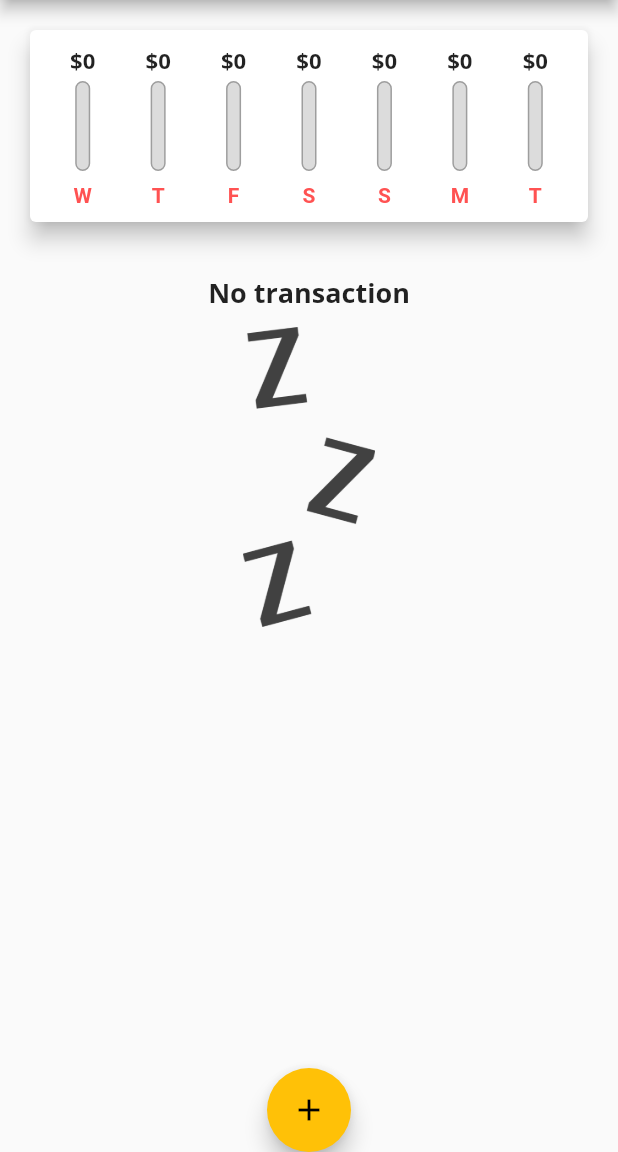
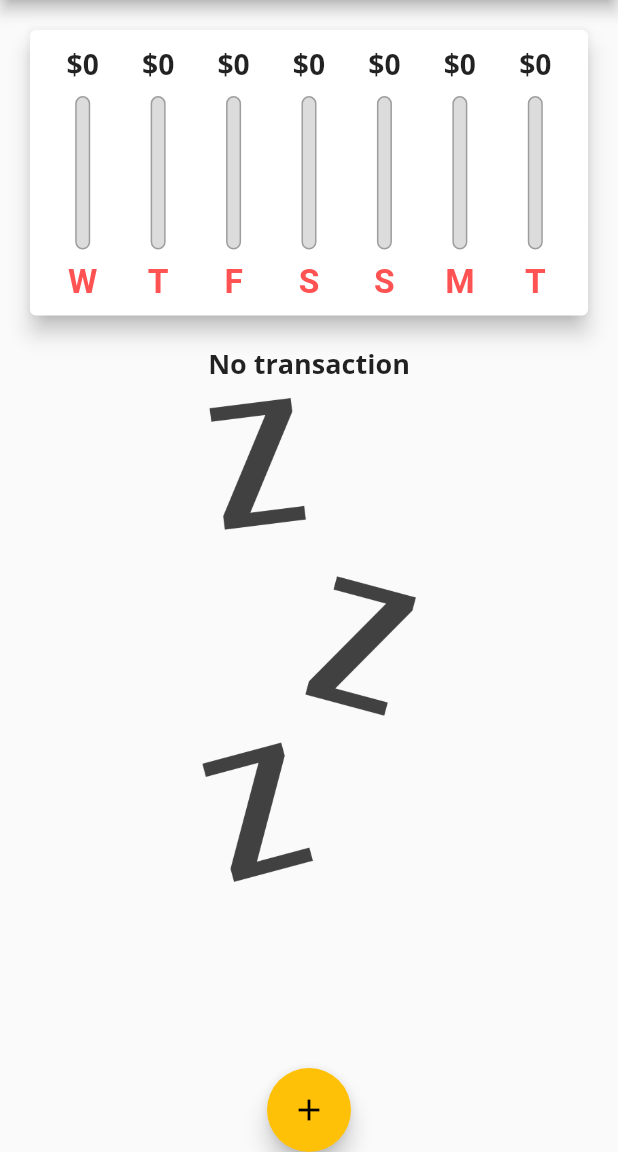
Before and after one commit to dimeprog/ExpensePlannerApp, a Flutter app: the screen it shows after launch, on a phone screen of 412 x 824 dp, the part 84-1236 px from its top. Run offline on Flutter 3.47's test engine with Material 2 defaults, Android fonts, the phone set to English and light mode, and no system bars.

Commit message:
device orientiation set up

```diff
--- a/lib/main.dart
+++ b/lib/main.dart
@@ -2,9 +2,15 @@ import 'package:expenseplannerapp/widget/Transaction_list.dart';
 import 'package:expenseplannerapp/widget/chart.dart';
 import 'package:expenseplannerapp/widget/new_transaction.dart';
 import 'package:flutter/material.dart';
+import 'package:flutter/services.dart';
 import 'model/transactions.dart';
 
-void main() => runApp(const MyApp());
+void main() {
+  // WidgetsFlutterBinding.ensureInitialized();
+  // SystemChrome.setPreferredOrientations(
+  //     [DeviceOrientation.portraitDown, DeviceOrientation.portraitUp]);
+  runApp(const MyApp());
+}
 
 class MyApp extends StatelessWidget {
   const MyApp({Key? key}) : super(key: key);
@@ -45,6 +51,7 @@ class MyHomePage extends StatefulWidget {
 }
 
 class _MyHomePageState extends State<MyHomePage> {
+  bool _showchart = false;
   final List<Transaction> _userTransaction = [
     // Transaction(
     //   id: 't1',
@@ -166,8 +173,10 @@ class _MyHomePageState extends State<MyHomePage> {
 
   @override
   Widget build(BuildContext context) {
-    return Scaffold(
-      appBar: AppBar(
+    final isLasndScape =
+        MediaQuery.of(context).orientation == Orientation.landscape;
+
+    final appBar = AppBar(
       title: const Text('Expenses Recorder'),
       actions: [
         IconButton(
@@ -177,17 +186,60 @@ class _MyHomePageState extends State<MyHomePage> {
           ),
         )
       ],
-      ),
+    );
+
+    final chartContainer = Container(
+      child: Chart(_userTransaction),
+      height: (MediaQuery.of(context).size.height -
+              appBar.preferredSize.height -
+              MediaQuery.of(context).padding.top) *
+          0.3,
+    );
+    final txListContainer = Container(
+      child: TransactionList(_userTransaction, _deleteTransaction),
+      height: (MediaQuery.of(context).size.height -
+              appBar.preferredSize.height -
+              MediaQuery.of(context).padding.top) *
+          0.6,
+    );
+    return Scaffold(
+      appBar: appBar,
       body: Column(
-        // mainAxisAlignment: MainAxisAlignment.spaceEvenly,
+        // mainAxisAlignment: MainAxisAlignment.center,
         crossAxisAlignment: CrossAxisAlignment.center,
         children: [
-          // Chart(_userTransaction),
-          Chart(_userTransaction),
-          const SizedBox(
-            height: 15,
+          Row(
+            mainAxisAlignment: MainAxisAlignment.center,
+            children: [
+              if (isLasndScape)
+                Switch(
+                    value: _showchart,
+                    onChanged: (val) {
+                      setState(() {
+                        _showchart = val;
+                      });
+                    }),
+            ],
           ),
-          TransactionList(_userTransaction, _deleteTransaction)
+          if (isLasndScape)
+            _showchart
+                ? Container(
+                    child: Chart(_userTransaction),
+                    height: (MediaQuery.of(context).size.height -
+                            appBar.preferredSize.height -
+                            MediaQuery.of(context).padding.top) *
+                        0.7,
+                  )
+                : Container(
+                    child:
+                        TransactionList(_userTransaction, _deleteTransaction),
+                    height: (MediaQuery.of(context).size.height -
+                            appBar.preferredSize.height -
+                            MediaQuery.of(context).padding.top) *
+                        0.5,
+                  ),
+          if (!isLasndScape) chartContainer,
+          if (!isLasndScape) txListContainer,
         ],
       ),
       floatingActionButtonLocation: FloatingActionButtonLocation.centerDocked,
--- a/lib/widget/Transaction_list.dart
+++ b/lib/widget/Transaction_list.dart
@@ -10,11 +10,9 @@ class TransactionList extends StatelessWidget {
 
   @override
   Widget build(BuildContext context) {
-    return Expanded(
-      child: SizedBox(
-        height: 200,
-        child: transaction.isEmpty
-            ? Column(
+    return transaction.isEmpty
+        ? LayoutBuilder(builder: ((context, constraints) {
+            return Column(
               children: [
                 Text(
                   'No transaction',
@@ -24,18 +22,19 @@ class TransactionList extends StatelessWidget {
                   height: 10,
                 ),
                 Container(
-                    height: 200,
+                  height: constraints.maxHeight * 0.7,
                   child: Image.asset('assets/images/waiting.png'),
                 ),
               ],
-              )
+            );
+          }))
         : ListView.builder(
             scrollDirection: Axis.vertical,
             itemCount: transaction.length,
             itemBuilder: (BuildContext context, int index) {
               return Card(
-                    margin: const EdgeInsets.symmetric(
-                        vertical: 20, horizontal: 10),
+                margin:
+                    const EdgeInsets.symmetric(vertical: 20, horizontal: 10),
                 elevation: 6,
                 child: ListTile(
                   leading: CircleAvatar(
@@ -46,8 +45,7 @@ class TransactionList extends StatelessWidget {
                         child: Text(
                           '\$${transaction[index].amount.toStringAsFixed(0)}',
                           style: const TextStyle(
-                                  fontWeight: FontWeight.bold,
-                                  color: Colors.white),
+                              fontWeight: FontWeight.bold, color: Colors.white),
                         ),
                       ),
                     ),
@@ -63,15 +61,21 @@ class TransactionList extends StatelessWidget {
                         fontWeight: FontWeight.bold,
                         color: Colors.grey),
                   ),
-                      trailing: IconButton(
+                  trailing: MediaQuery.of(context).size.width > 460
+                      ? FlatButton.icon(
                           icon: Icon(Icons.delete),
                           onPressed: () => deleteTx(transaction[index].id),
+                          textColor: Theme.of(context).errorColor,
+                          label: Text('Delete'),
+                        )
+                      : IconButton(
+                          icon: Icon(Icons.delete),
+                          onPressed: () => deleteTx(transaction[index].id),
+                          color: Theme.of(context).errorColor,
                         ),
                 ),
               );
             },
-              ),
-      ),
           );
   }
 }
--- a/lib/widget/chart_bar.dart
+++ b/lib/widget/chart_bar.dart
@@ -1,20 +1,23 @@
 import 'package:flutter/material.dart';
+import 'package:flutter/rendering.dart';
 
 class ChartBar extends StatelessWidget {
   final double spendingPctValue;
   final double spendingAmount;
   final String? label;
+
   ChartBar(
       {required this.spendingAmount,
       required this.label,
       required this.spendingPctValue});
-
   @override
   Widget build(BuildContext context) {
+    return LayoutBuilder(
+      builder: ((context, constraints) {
         return Column(
           children: [
             Container(
-          height: 20,
+              height: constraints.maxHeight * 0.15,
               child: FittedBox(
                 child: Text(
                   '\$${spendingAmount.toStringAsFixed(0)}',
@@ -23,12 +26,12 @@ class ChartBar extends StatelessWidget {
                 ),
               ),
             ),
-        const SizedBox(
-          height: 4,
+            SizedBox(
+              height: constraints.maxHeight * 0.05,
             ),
             Container(
               width: 10,
-          height: 60,
+              height: constraints.maxHeight * 0.6,
               child: Stack(
                 children: [
                   Container(
@@ -50,17 +53,24 @@ class ChartBar extends StatelessWidget {
                 ],
               ),
             ),
-        const SizedBox(
-          height: 8,
+            SizedBox(
+              height: constraints.maxHeight * 0.05,
             ),
-        Text(
+            Container(
+              height: constraints.maxHeight * 0.15,
+              child: FittedBox(
+                child: Text(
                   '$label',
                   style: const TextStyle(
                     fontWeight: FontWeight.bold,
                     color: Colors.redAccent,
                   ),
+                ),
+              ),
             )
           ],
         );
+      }),
+    );
   }
 }
--- a/lib/widget/new_transaction.dart
+++ b/lib/widget/new_transaction.dart
@@ -46,10 +46,16 @@ class _NewTransactionState extends State<NewTransaction> {
 
   @override
   Widget build(BuildContext context) {
-    return Card(
+    return SingleChildScrollView(
+      child: Card(
         elevation: 5,
         child: Container(
-        padding: const EdgeInsets.all(10),
+          padding: EdgeInsets.only(
+            top: 10,
+            left: 10,
+            right: 10,
+            bottom: (MediaQuery.of(context).viewInsets.bottom + 10),
+          ),
           child: Column(
             crossAxisAlignment: CrossAxisAlignment.end,
             children: [
@@ -113,6 +119,7 @@ class _NewTransactionState extends State<NewTransaction> {
             ],
           ),
         ),
+      ),
     );
   }
 }
```
Lines whose indentation alone changed are shown as unchanged.
